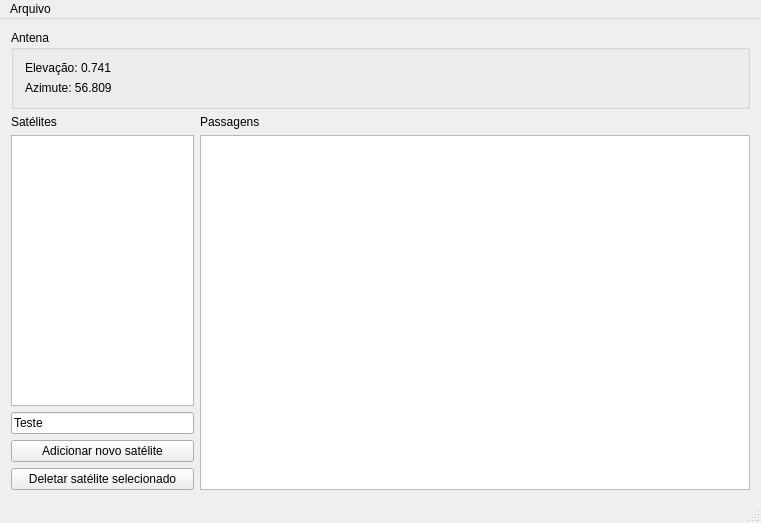
First picture: the form in mainwindow.ui, repository FelipeCortez/emmn, before the edit.
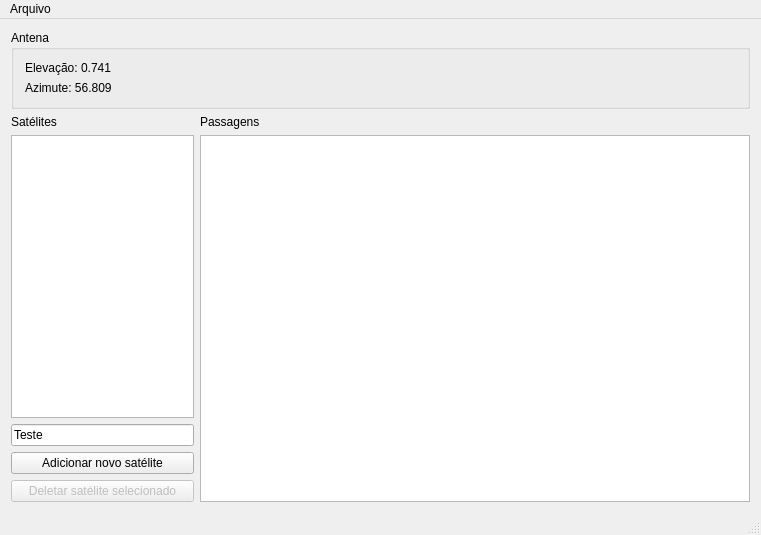
Second picture: the form after the edit.

```diff
--- a/mainwindow.ui
+++ b/mainwindow.ui
@@ -7,12 +7,15 @@
     <x>0</x>
     <y>0</y>
     <width>761</width>
-    <height>523</height>
+    <height>535</height>
    </rect>
   </property>
   <property name="windowTitle">
    <string>EMMN</string>
   </property>
+  <property name="documentMode">
+   <bool>false</bool>
+  </property>
   <widget class="QWidget" name="centralWidget">
    <layout class="QGridLayout" name="gridLayout_2" columnstretch="1,3">
     <item row="1" column="1">
@@ -56,7 +59,10 @@
        </widget>
       </item>
       <item>
-       <widget class="QPushButton" name="pushButton_2">
+       <widget class="QPushButton" name="removeTrackerButton">
+        <property name="enabled">
+         <bool>false</bool>
+        </property>
         <property name="text">
          <string>Deletar satélite selecionado</string>
         </property>
```
